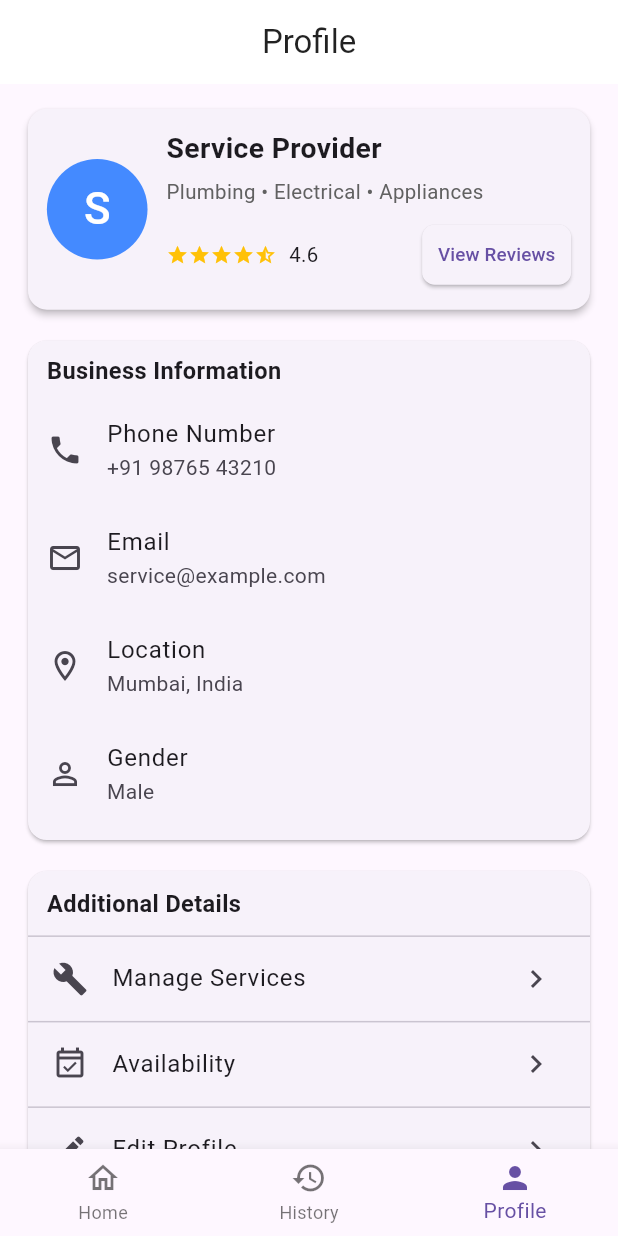
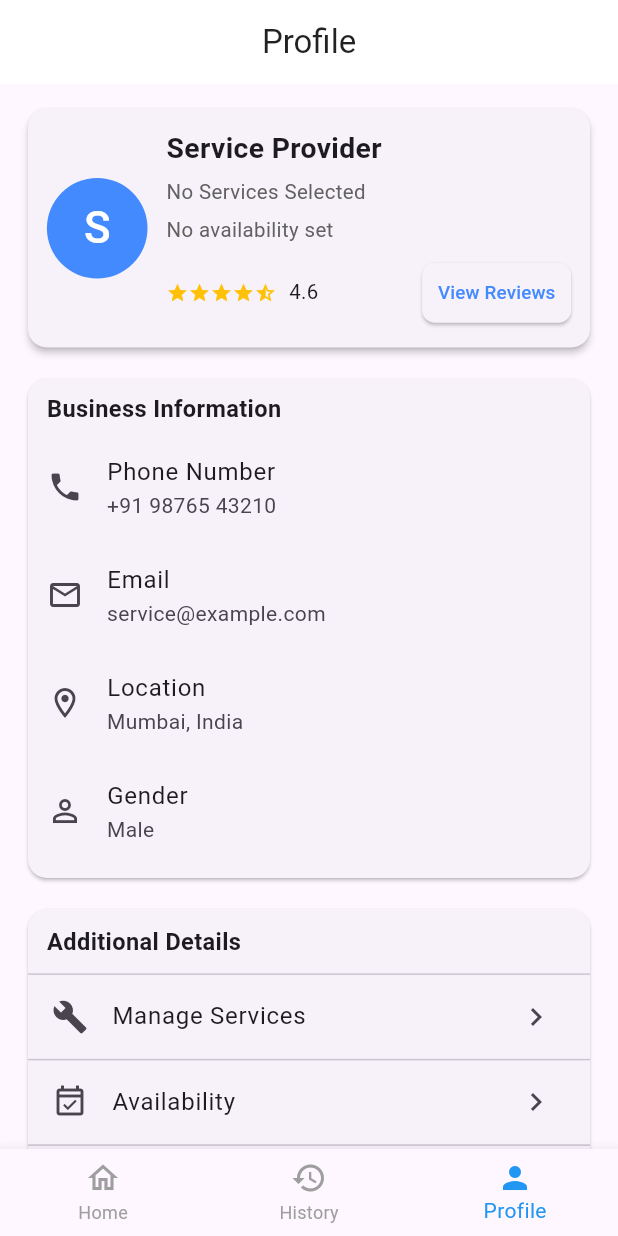
Before and after one commit to Anant-ABP/Home-Service-App, a Flutter app: the screen it shows after launch, on a phone screen of 412 x 824 dp. Run offline on Flutter 3.47's test engine with Material 3 defaults, Android fonts, the phone set to English and light mode, and no system bars; our stand-ins replace shared_preferences.

Commit message:
the major crash solved

```diff
--- a/lib/main.dart
+++ b/lib/main.dart
@@ -1,15 +1,20 @@
 import 'package:flutter/material.dart';
-import 'package:home_service_app/worker/profile/worker_profile.dart';
+import 'package:home_service_app/service_provider/profile_page/profile_page.dart';
 
 void main() {
-  runApp(const MainApp());
+  runApp(const MyApp());
 }
 
-class MainApp extends StatelessWidget {
-  const MainApp({super.key});
+class MyApp extends StatelessWidget {
+  const MyApp({super.key});
 
   @override
   Widget build(BuildContext context) {
-    return const MaterialApp(home: WorkerProfilePage());
+    return MaterialApp(
+      debugShowCheckedModeBanner: false,
+      title: "Worker Side",
+      theme: ThemeData(primarySwatch: Colors.blue),
+      home: const WorkerProfilePage(),
+    );
   }
 }
--- /dev/null
+++ b/lib/service_provider/profile_page/profile_page.dart
@@ -0,0 +1,427 @@
+import 'dart:io';
+import 'package:flutter/material.dart';
+import 'package:shared_preferences/shared_preferences.dart';
+import 'package:home_service_app/service_provider/profile_page/availability.dart';
+import 'package:home_service_app/service_provider/profile_page/edit_profile.dart';
+import 'package:home_service_app/service_provider/profile_page/manage_services.dart';
+import 'package:home_service_app/service_provider/profile_page/show_review.dart';
+
+class WorkerProfilePage extends StatefulWidget {
+  const WorkerProfilePage({super.key});
+
+  @override
+  State<WorkerProfilePage> createState() => _WorkerProfilePageState();
+}
+
+class _WorkerProfilePageState extends State<WorkerProfilePage> {
+  int _selectedIndex = 2; // Profile tab
+  List<String> _providerServices = [];
+  Map<String, Map<String, String>> _availabilitySummary = {};
+
+  String? _name, _email, _phone, _location, _gender, _imagePath;
+
+  @override
+  void initState() {
+    super.initState();
+    _loadServices();
+    _loadAvailability();
+    _loadProfile();
+  }
+
+  Future<void> _loadServices() async {
+    final prefs = await SharedPreferences.getInstance();
+    setState(() {
+      _providerServices = prefs.getStringList('selected_services') ?? [];
+    });
+  }
+
+  Future<void> _loadAvailability() async {
+    final prefs = await SharedPreferences.getInstance();
+    final days = [
+      "Monday",
+      "Tuesday",
+      "Wednesday",
+      "Thursday",
+      "Friday",
+      "Saturday",
+      "Sunday",
+    ];
+
+    Map<String, Map<String, String>> summary = {};
+    for (var day in days) {
+      final enabled = prefs.getBool('${day}_enabled') ?? false;
+      if (enabled) {
+        final start = TimeOfDay(
+          hour: prefs.getInt('${day}_startHour') ?? 9,
+          minute: prefs.getInt('${day}_startMinute') ?? 0,
+        ).format(context);
+        final end = TimeOfDay(
+          hour: prefs.getInt('${day}_endHour') ?? 17,
+          minute: prefs.getInt('${day}_endMinute') ?? 0,
+        ).format(context);
+        summary[day] = {"start": start, "end": end};
+      }
+    }
+
+    setState(() => _availabilitySummary = summary);
+  }
+
+  Future<void> _loadProfile() async {
+    final prefs = await SharedPreferences.getInstance();
+    setState(() {
+      _name = prefs.getString("worker_name") ?? "Service Provider";
+      _email = prefs.getString("worker_email") ?? "service@example.com";
+      _phone = prefs.getString("worker_phone") ?? "+91 98765 43210";
+      _location = prefs.getString("worker_location") ?? "Mumbai, India";
+      _gender = prefs.getString("worker_gender") ?? "Male";
+      _imagePath = prefs.getString("worker_image");
+    });
+  }
+
+  double _scale(BuildContext context) =>
+      MediaQuery.of(context).size.width / 393;
+
+  Widget _ratingStars(double rating, double scale) {
+    final full = rating.floor();
+    final half = (rating - full) >= 0.5;
+    return Row(
+      children: [
+        for (int i = 0; i < full; i++)
+          Icon(Icons.star, size: 14 * scale, color: Colors.amber),
+        if (half) Icon(Icons.star_half, size: 14 * scale, color: Colors.amber),
+        for (int i = 0; i < 5 - full - (half ? 1 : 0); i++)
+          Icon(Icons.star_border, size: 14 * scale, color: Colors.amber),
+      ],
+    );
+  }
+
+  String _availabilityText() {
+    if (_availabilitySummary.isEmpty) return "No availability set";
+    return _availabilitySummary.entries
+        .map(
+          (e) =>
+              "${e.key.substring(0, 3)}: ${e.value['start']} - ${e.value['end']}",
+        )
+        .join(" • ");
+  }
+
+  Widget _infoTile(IconData icon, String title, String subtitle) => ListTile(
+    contentPadding: EdgeInsets.zero,
+    leading: Icon(icon),
+    title: Text(title),
+    subtitle: Text(subtitle),
+  );
+
+  Widget _actionTile({
+    required IconData icon,
+    required String title,
+    required VoidCallback onTap,
+  }) => Column(
+    children: [
+      ListTile(
+        leading: Icon(icon),
+        title: Text(title),
+        trailing: const Icon(Icons.chevron_right),
+        onTap: onTap,
+      ),
+      const Divider(height: 1),
+    ],
+  );
+
+  @override
+  Widget build(BuildContext context) {
+    final s = _scale(context);
+
+    return Scaffold(
+      appBar: AppBar(
+        title: const Text('Profile'),
+        centerTitle: true,
+        elevation: 0,
+        backgroundColor: Colors.white,
+        foregroundColor: Colors.black87,
+      ),
+      body: SafeArea(
+        child: SingleChildScrollView(
+          padding: EdgeInsets.symmetric(horizontal: 14 * s, vertical: 12 * s),
+          child: Column(
+            crossAxisAlignment: CrossAxisAlignment.start,
+            children: [
+              // Header
+              Card(
+                shape: RoundedRectangleBorder(
+                  borderRadius: BorderRadius.circular(12 * s),
+                ),
+                elevation: 2,
+                child: Padding(
+                  padding: EdgeInsets.all(12 * s),
+                  child: Row(
+                    children: [
+                      CircleAvatar(
+                        radius: 32 * s,
+                        backgroundColor: Colors.blueAccent,
+                        backgroundImage: _imagePath != null
+                            ? FileImage(File(_imagePath!))
+                            : null,
+                        child: _imagePath == null
+                            ? Text(
+                                (_name?.isNotEmpty == true ? _name![0] : "S")
+                                    .toUpperCase(),
+                                style: TextStyle(
+                                  fontSize: 28 * s,
+                                  color: Colors.white,
+                                ),
+                              )
+                            : null,
+                      ),
+                      SizedBox(width: 12 * s),
+                      Expanded(
+                        child: Column(
+                          crossAxisAlignment: CrossAxisAlignment.start,
+                          children: [
+                            Text(
+                              _name ?? 'Service Provider',
+                              style: TextStyle(
+                                fontSize: 18 * s,
+                                fontWeight: FontWeight.w600,
+                              ),
+                            ),
+                            SizedBox(height: 6 * s),
+                            Text(
+                              _providerServices.isEmpty
+                                  ? 'No Services Selected'
+                                  : _providerServices.join(' • '),
+                              style: TextStyle(
+                                fontSize: 13 * s,
+                                color: Colors.grey[700],
+                              ),
+                            ),
+                            SizedBox(height: 6 * s),
+                            Text(
+                              _availabilityText(),
+                              style: TextStyle(
+                                fontSize: 13 * s,
+                                color: Colors.grey[700],
+                              ),
+                            ),
+                            SizedBox(height: 8 * s),
+                            Row(
+                              children: [
+                                _ratingStars(4.6, s),
+                                SizedBox(width: 8 * s),
+                                Text('4.6', style: TextStyle(fontSize: 13 * s)),
+                                const Spacer(),
+                                ElevatedButton(
+                                  style: ElevatedButton.styleFrom(
+                                    padding: EdgeInsets.symmetric(
+                                      horizontal: 10 * s,
+                                      vertical: 6 * s,
+                                    ),
+                                    shape: RoundedRectangleBorder(
+                                      borderRadius: BorderRadius.circular(
+                                        8 * s,
+                                      ),
+                                    ),
+                                  ),
+                                  onPressed: () {
+                                    Navigator.push(
+                                      context,
+                                      MaterialPageRoute(
+                                        builder: (context) =>
+                                            const ReviewPage(),
+                                      ),
+                                    );
+                                  },
+                                  child: Text(
+                                    'View Reviews',
+                                    style: TextStyle(
+                                      fontSize: 12 * s,
+                                      color: Colors.blueAccent,
+                                    ),
+                                  ),
+                                ),
+                              ],
+                            ),
+                          ],
+                        ),
+                      ),
+                    ],
+                  ),
+                ),
+              ),
+              SizedBox(height: 12 * s),
+
+              // Business Info
+              Card(
+                shape: RoundedRectangleBorder(
+                  borderRadius: BorderRadius.circular(12 * s),
+                ),
+                elevation: 1,
+                child: Padding(
+                  padding: EdgeInsets.symmetric(
+                    horizontal: 12 * s,
+                    vertical: 8 * s,
+                  ),
+                  child: Column(
+                    crossAxisAlignment: CrossAxisAlignment.start,
+                    children: [
+                      Text(
+                        'Business Information',
+                        style: TextStyle(
+                          fontSize: 15 * s,
+                          fontWeight: FontWeight.w600,
+                        ),
+                      ),
+                      SizedBox(height: 6 * s),
+                      _infoTile(Icons.phone, 'Phone Number', _phone ?? ''),
+                      _infoTile(Icons.mail_outline, 'Email', _email ?? ''),
+                      _infoTile(
+                        Icons.location_on_outlined,
+                        'Location',
+                        _location ?? '',
+                      ),
+                      _infoTile(Icons.person_outline, 'Gender', _gender ?? ''),
+                    ],
+                  ),
+                ),
+              ),
+              SizedBox(height: 12 * s),
+
+              // Additional Details
+              Card(
+                shape: RoundedRectangleBorder(
+                  borderRadius: BorderRadius.circular(12 * s),
+                ),
+                elevation: 1,
+                child: Column(
+                  crossAxisAlignment: CrossAxisAlignment.start,
+                  children: [
+                    Padding(
+                      padding: EdgeInsets.symmetric(
+                        horizontal: 12 * s,
+                        vertical: 10 * s,
+                      ),
+                      child: Text(
+                        'Additional Details',
+                        style: TextStyle(
+                          fontSize: 15 * s,
+                          fontWeight: FontWeight.w600,
+                        ),
+                      ),
+                    ),
+                    const Divider(height: 1),
+                    _actionTile(
+                      icon: Icons.build,
+                      title: 'Manage Services',
+                      onTap: () async {
+                        final selectedServices = await Navigator.push(
+                          context,
+                          MaterialPageRoute(
+                            builder: (_) => const ManageServicesPage(),
+                          ),
+                        );
+                        if (selectedServices != null) {
+                          setState(
+                            () => _providerServices = List<String>.from(
+                              selectedServices,
+                            ),
+                          );
+                        }
+                      },
+                    ),
+                    _actionTile(
+                      icon: Icons.event_available_outlined,
+                      title: 'Availability',
+                      onTap: () async {
+                        await Navigator.push(
+                          context,
+                          MaterialPageRoute(
+                            builder: (_) => const AvailabilityPage(),
+                          ),
+                        );
+                        _loadAvailability();
+                      },
+                    ),
+                    _actionTile(
+                      icon: Icons.edit,
+                      title: 'Edit Profile',
+                      onTap: () async {
+                        final result = await Navigator.push(
+                          context,
+                          MaterialPageRoute(
+                            builder: (_) => const EditProfilePage(),
+                          ),
+                        );
+                        if (result == true) {
+                          _loadProfile(); // reload updated data
+                        }
+                      },
+                    ),
+                    // Log Out
+                    ListTile(
+                      leading: const Icon(
+                        Icons.logout_outlined,
+                        color: Colors.red, // 🔴 icon in red
+                      ),
+                      title: const Text(
+                        'Log Out',
+                        style: TextStyle(
+                          color: Colors.red, // 🔴 text in red
+                          fontWeight: FontWeight.w600,
+                        ),
+                      ),
+                      onTap: () {
+                        showDialog(
+                          context: context,
+                          builder: (ctx) => AlertDialog(
+                            title: const Text('Log out'),
+                            content: const Text(
+                              'Are you sure you want to log out?',
+                            ),
+                            actions: [
+                              TextButton(
+                                onPressed: () => Navigator.pop(ctx),
+                                child: const Text('Cancel'),
+                              ),
+                              TextButton(
+                                onPressed: () {
+                                  Navigator.pop(ctx);
+                                  ScaffoldMessenger.of(context).showSnackBar(
+                                    const SnackBar(content: Text('Logged out')),
+                                  );
+                                },
+                                child: const Text('Yes'),
+                              ),
+                            ],
+                          ),
+                        );
+                      },
+                    ),
+                  ],
+                ),
+              ),
+              SizedBox(height: 24 * s),
+            ],
+          ),
+        ),
+      ),
+      bottomNavigationBar: BottomNavigationBar(
+        currentIndex: _selectedIndex,
+        onTap: (i) => setState(() => _selectedIndex = i),
+        type: BottomNavigationBarType.fixed,
+        selectedItemColor: Colors.blue, // 🔵 selected icon/text color
+        unselectedItemColor: Colors.grey, // ⚪ unselected icon/text color
+        items: const [
+          BottomNavigationBarItem(
+            icon: Icon(Icons.home_outlined),
+            label: 'Home',
+          ),
+          BottomNavigationBarItem(
+            icon: Icon(Icons.history_outlined),
+            label: 'History',
+          ),
+          BottomNavigationBarItem(icon: Icon(Icons.person), label: 'Profile'),
+        ],
+      ),
+    );
+  }
+}
```
Also changed, not shown: lib/service_provider/profile_page/edit_profile.dart (added, +191 -0 lines), pubspec.yaml (+7 -0 lines), pubspec.lock, 23 other files.
